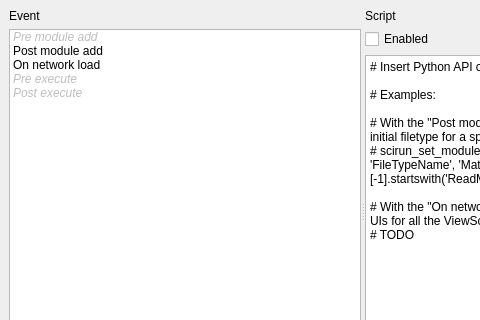
Above: src/Interface/Application/TriggeredEventsWindow.ui from SCIInstitute/SCIRun before the change; both pictures show x 0 to 480 and y 0 to 320 of the 725 by 422 pixel window. Below: the same form after it.
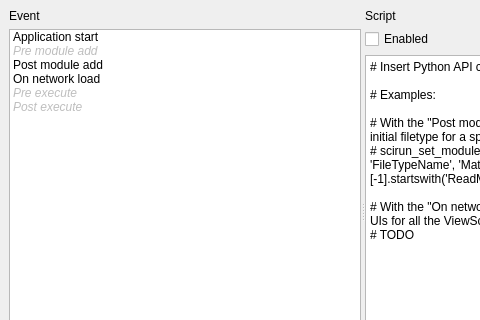
That is the form after the change.

Commit message: Application start triggered event (#1693)

Patch:
```diff
--- a/src/Interface/Application/TriggeredEventsWindow.ui
+++ b/src/Interface/Application/TriggeredEventsWindow.ui
@@ -37,6 +37,11 @@
         </item>
         <item row="1" column="0">
          <widget class="QListWidget" name="eventListWidget_">
+          <item>
+           <property name="text">
+            <string>Application start</string>
+           </property>
+          </item>
           <item>
            <property name="text">
             <string>Pre module add</string>
```
The commit also changes 6 other files.
